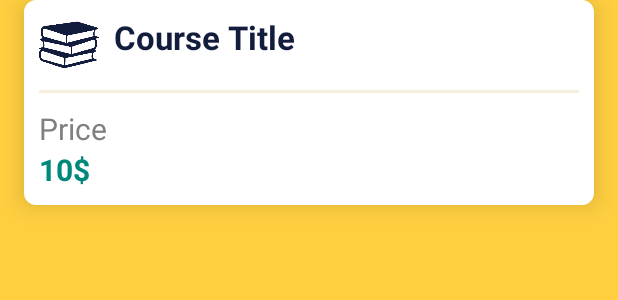
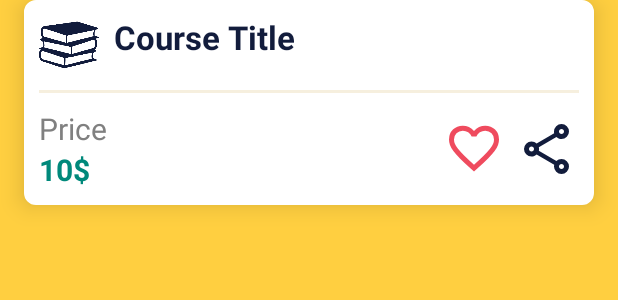
Before and after one commit to umerbhatti-git/eLearning, an Android app: the layout main_item.xml on its own in the app's theme, with its tools: preview values and no code run, on a phone screen of 412 x 824 dp. Shown: the top 300 px of the screen. Run offline under Robolectric (Android 15) with nearby library versions, the phone set to English and light mode, and no system bars.

Commit message:
Added favourites and share

```diff
--- a/app/src/main/java/com/example/elearning/fragments/HomeFragment.kt
+++ b/app/src/main/java/com/example/elearning/fragments/HomeFragment.kt
@@ -47,7 +47,7 @@ class HomeFragment : Fragment(), MainRVAdapter.OnItemClickListener {
                     binding.progressCircular.visibility = View.GONE
                     binding.recyclerView.layoutManager = LinearLayoutManager(requireContext())
                     binding.recyclerView.adapter =
-                        MainRVAdapter(it.results, this@HomeFragment)
+                        MainRVAdapter(it.results, this@HomeFragment, requireContext())
                 }
             } catch (e: HttpException) {
                 e.printStackTrace()
--- a/app/src/main/java/com/example/elearning/interfaces/ApiService.kt
+++ b/app/src/main/java/com/example/elearning/interfaces/ApiService.kt
@@ -4,6 +4,6 @@ import com.example.elearning.models.CoursesModel
 import retrofit2.http.GET
 
 interface ApiService {
-    @GET("bd31cccb-0d12-42ca-ba07-6b53c2d735b1")
+    @GET("5fc9dda8-cbed-4e57-9c39-855e89dcfbaa")
     suspend fun getData(): CoursesModel
 }
--- /dev/null
+++ b/app/src/main/res/drawable/ic_favorite.xml
@@ -0,0 +1,9 @@
+<vector xmlns:android="http://schemas.android.com/apk/res/android"
+    android:width="24dp"
+    android:height="24dp"
+    android:viewportWidth="960"
+    android:viewportHeight="960">
+  <path
+      android:pathData="m480,840 l-58,-52q-101,-91 -167,-157T150,512.5Q111,460 95.5,416T80,326q0,-94 63,-157t157,-63q52,0 99,22t81,62q34,-40 81,-62t99,-22q94,0 157,63t63,157q0,46 -15.5,90T810,512.5Q771,565 705,631T538,788l-58,52ZM480,732q96,-86 158,-147.5t98,-107q36,-45.5 50,-81t14,-70.5q0,-60 -40,-100t-100,-40q-47,0 -87,26.5T518,280h-76q-15,-41 -55,-67.5T300,186q-60,0 -100,40t-40,100q0,35 14,70.5t50,81q36,45.5 98,107T480,732ZM480,459Z"
+      android:fillColor="#e8eaed"/>
+</vector>
--- /dev/null
+++ b/app/src/main/res/drawable/ic_share.xml
@@ -0,0 +1,9 @@
+<vector xmlns:android="http://schemas.android.com/apk/res/android"
+    android:width="24dp"
+    android:height="24dp"
+    android:viewportWidth="960"
+    android:viewportHeight="960">
+  <path
+      android:pathData="M680,880q-50,0 -85,-35t-35,-85q0,-6 3,-28L282,568q-16,15 -37,23.5t-45,8.5q-50,0 -85,-35t-35,-85q0,-50 35,-85t85,-35q24,0 45,8.5t37,23.5l281,-164q-2,-7 -2.5,-13.5T560,200q0,-50 35,-85t85,-35q50,0 85,35t35,85q0,50 -35,85t-85,35q-24,0 -45,-8.5T598,288L317,452q2,7 2.5,13.5t0.5,14.5q0,8 -0.5,14.5T317,508l281,164q16,-15 37,-23.5t45,-8.5q50,0 85,35t35,85q0,50 -35,85t-85,35ZM680,800q17,0 28.5,-11.5T720,760q0,-17 -11.5,-28.5T680,720q-17,0 -28.5,11.5T640,760q0,17 11.5,28.5T680,800ZM200,520q17,0 28.5,-11.5T240,480q0,-17 -11.5,-28.5T200,440q-17,0 -28.5,11.5T160,480q0,17 11.5,28.5T200,520ZM680,240q17,0 28.5,-11.5T720,200q0,-17 -11.5,-28.5T680,160q-17,0 -28.5,11.5T640,200q0,17 11.5,28.5T680,240ZM680,760ZM200,480ZM680,200Z"
+      android:fillColor="#e8eaed"/>
+</vector>
--- a/app/src/main/res/layout/main_item.xml
+++ b/app/src/main/res/layout/main_item.xml
@@ -44,6 +44,10 @@
 
     <LinearLayout
         android:layout_width="match_parent"
+        android:layout_height="wrap_content">
+        <LinearLayout
+            android:layout_width="0dp"
+            android:layout_weight="1"
             android:layout_height="wrap_content"
             android:orientation="vertical">
 
@@ -64,4 +68,34 @@
                 android:textStyle="bold" />
 
         </LinearLayout>
+
+        <LinearLayout
+            android:layout_width="0dp"
+            android:layout_weight="1"
+            android:layout_height="match_parent"
+            android:orientation="horizontal"
+            android:gravity="center_vertical|end">
+
+            <ImageView
+                android:id="@+id/iv_fvrt"
+                android:layout_width="40dp"
+                android:layout_height="40dp"
+                android:src="@drawable/ic_favorite"
+                app:tint="@color/red"
+                android:layout_marginEnd="10dp"
+                android:clickable="true"
+                android:focusable="true"/>
+
+            <ImageView
+                android:id="@+id/iv_share"
+                android:layout_width="40dp"
+                android:layout_height="40dp"
+                android:src="@drawable/ic_share"
+                app:tint="@color/blue"
+                android:clickable="true"
+                android:focusable="true"/>
+
         </LinearLayout>
+    </LinearLayout>
+
+</LinearLayout>
```
Also changed, not shown: app/src/main/java/com/example/elearning/adapters/MainRVAdapter.kt (+25 -3 lines). Lines whose indentation alone changed are shown as unchanged.
